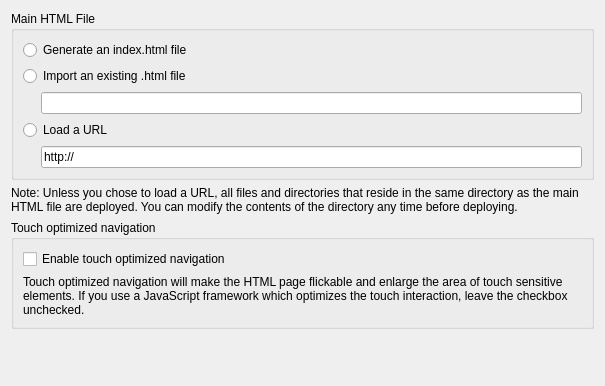
qt-creator/qt-creator, file src/plugins/qt4projectmanager/wizards/html5appwizardsourcespage.ui: the form before one commit.
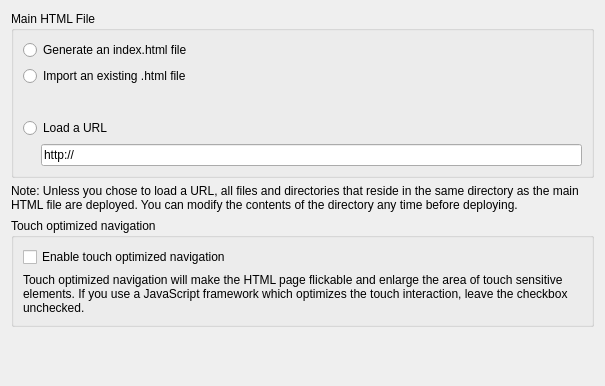
The form after the commit. Custom widgets are drawn as their Qt base class.

```diff
--- a/src/plugins/qt4projectmanager/wizards/html5appwizardsourcespage.ui
+++ b/src/plugins/qt4projectmanager/wizards/html5appwizardsourcespage.ui
@@ -38,7 +38,7 @@
        </widget>
       </item>
       <item row="2" column="1">
-       <widget class="Utils::PathChooser" name="importLineEdit">
+       <widget class="Utils::PathChooser" name="importLineEdit" native="true">
         <property name="enabled">
          <bool>true</bool>
         </property>
@@ -162,7 +162,7 @@
  <customwidgets>
   <customwidget>
    <class>Utils::PathChooser</class>
-   <extends>QLineEdit</extends>
+   <extends>QWidget</extends>
    <header location="global">utils/pathchooser.h</header>
    <container>1</container>
    <slots>
```
Left out of the diff: 4 changed lines with no effect on the pictures.
